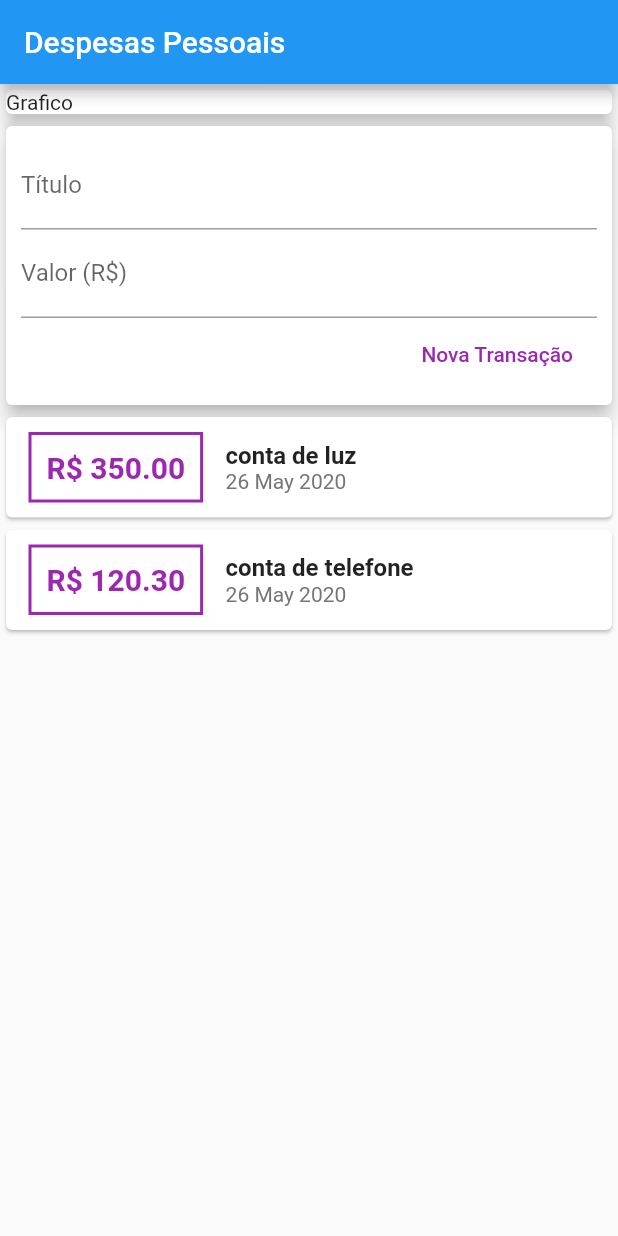
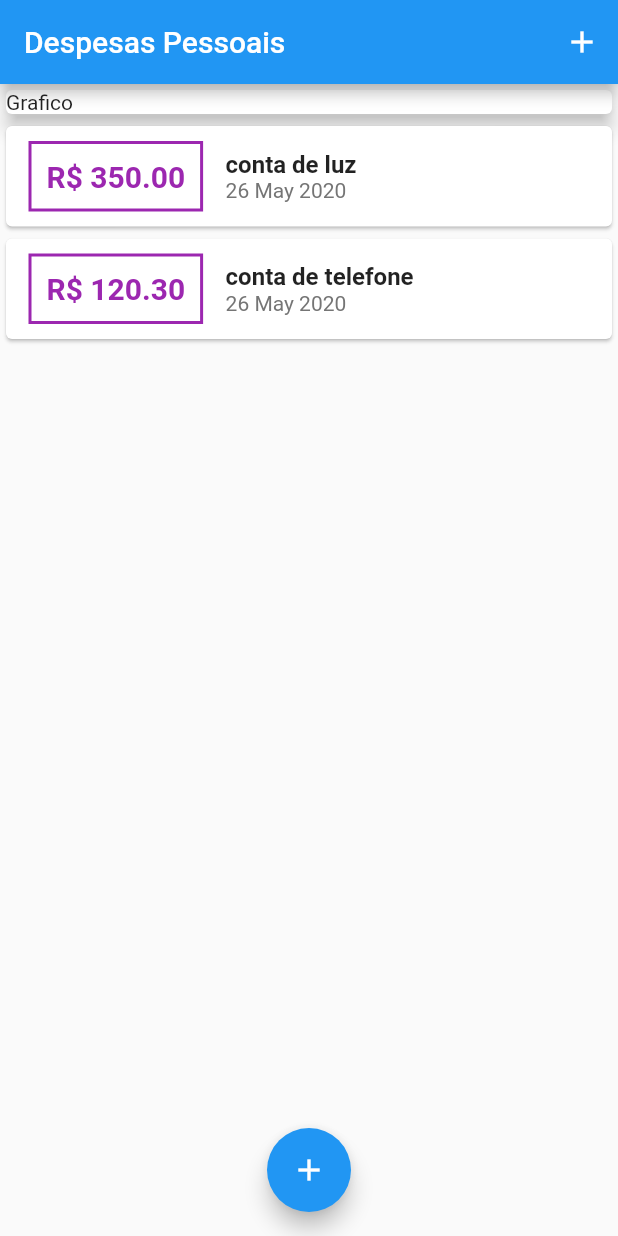
Before and after one commit to Jhonatan-Pereira/flutter_expenses, a Flutter app: the screen it shows after launch, on a phone screen of 412 x 824 dp. Run offline on Flutter 3.47's test engine with Material 2 defaults, Android fonts, the phone set to English and light mode, and no system bars.

Commit message:
remove transaction_user and convert Stateless to Stateful

```diff
--- a/lib/components/transaction_user.dart
+++ /dev/null
@@ -1,50 +0,0 @@
-import 'dart:math';
-import 'package:expenses/components/transaction_form.dart';
-import 'package:expenses/components/transaction_list.dart';
-import 'package:expenses/models/transaction.dart';
-import 'package:flutter/material.dart';
-
-class TransactionUser extends StatefulWidget {
-  @override
-  _TransactionUserState createState() => _TransactionUserState();
-}
-
-class _TransactionUserState extends State<TransactionUser> {
-  final _transactions = [
-    Transaction(
-      id: 't1',
-      title: 'conta de luz',
-      value: 350.00,
-      date: DateTime.now(),
-    ),
-    Transaction(
-      id: 't2',
-      title: 'conta de telefone',
-      value: 120.30,
-      date: DateTime.now(),
-    ),
-  ];
-
-  _addTransaction(String title, double value) {
-    final newTransaction = Transaction(
-      id: Random().nextDouble().toString(),
-      title: title,
-      value: value,
-      date: DateTime.now(),
-    );
-
-    setState(() {
-      _transactions.add(newTransaction);
-    });
-  }
-
-  @override
-  Widget build(BuildContext context) {
-    return Column(
-      children: <Widget>[
-        TransactionForm(_addTransaction),
-        TransactionList(_transactions),
-      ],
-    );
-  }
-}
--- a/lib/main.dart
+++ b/lib/main.dart
@@ -1,5 +1,9 @@
-import 'package:expenses/components/transaction_user.dart';
 import 'package:flutter/material.dart';
+
+import 'dart:math';
+import 'components/transaction_form.dart';
+import 'components/transaction_list.dart';
+import 'models/transaction.dart';
 
 main() => runApp(ExpensesApp());
 
@@ -10,12 +14,59 @@ class ExpensesApp extends StatelessWidget {
   }
 }
 
-class MyHomePage extends StatelessWidget {
+class MyHomePage extends StatefulWidget {
+  @override
+  _MyHomePageState createState() => _MyHomePageState();
+}
+
+class _MyHomePageState extends State<MyHomePage> {
+  final _transactions = [
+    Transaction(
+      id: 't1',
+      title: 'conta de luz',
+      value: 350.00,
+      date: DateTime.now(),
+    ),
+    Transaction(
+      id: 't2',
+      title: 'conta de telefone',
+      value: 120.30,
+      date: DateTime.now(),
+    ),
+  ];
+
+  _addTransaction(String title, double value) {
+    final newTransaction = Transaction(
+      id: Random().nextDouble().toString(),
+      title: title,
+      value: value,
+      date: DateTime.now(),
+    );
+
+    setState(() {
+      _transactions.add(newTransaction);
+    });
+  }
+
+  _openTransactionFormModal(BuildContext context) {
+    showModalBottomSheet(
+        context: context,
+        builder: (_) {
+          return TransactionForm(_addTransaction);
+        });
+  }
+
   @override
   Widget build(BuildContext context) {
     return Scaffold(
       appBar: AppBar(
         title: Text('Despesas Pessoais'),
+        actions: <Widget>[
+          IconButton(
+            icon: Icon(Icons.add),
+            onPressed: () => _openTransactionFormModal(context),
+          )
+        ],
       ),
       body: SingleChildScrollView(
         child: Column(
@@ -27,10 +78,15 @@ class MyHomePage extends StatelessWidget {
                 elevation: 5,
               ),
             ),
-            TransactionUser(),
+            TransactionList(_transactions),
           ],
         ),
       ),
+      floatingActionButton: FloatingActionButton(
+        child: Icon(Icons.add),
+        onPressed: () => _openTransactionFormModal(context),
+      ),
+      floatingActionButtonLocation: FloatingActionButtonLocation.centerFloat,
     );
   }
 }
```
Also changed, not shown: lib/components/transaction_form.dart (+11 -5 lines).
